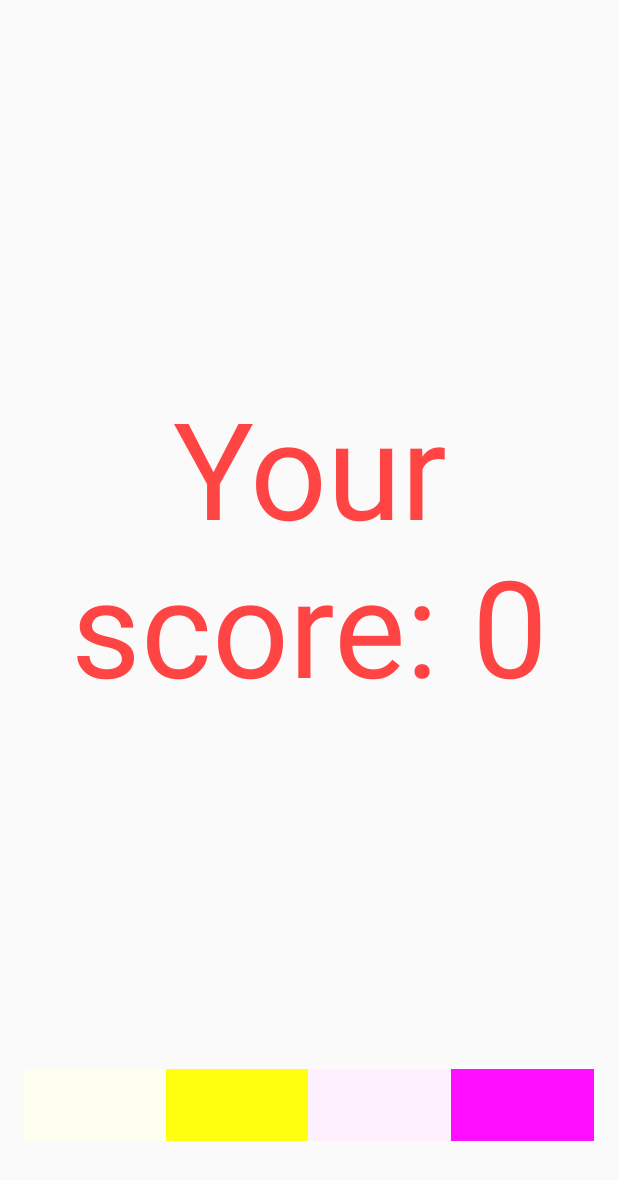
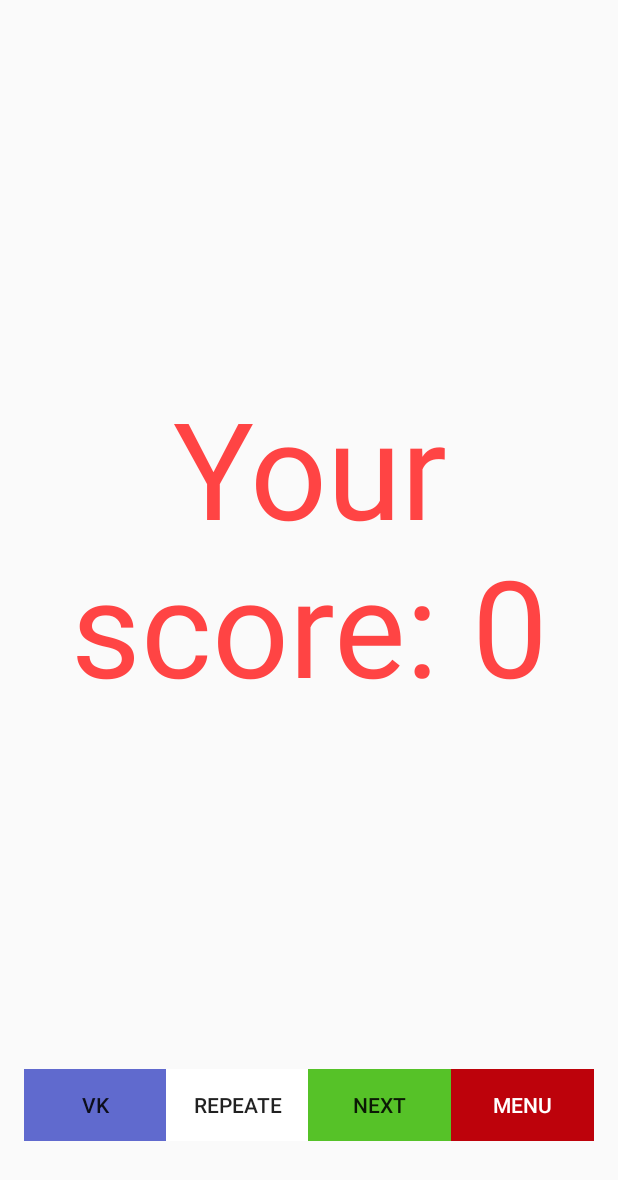
Before and after one commit to Owntage/PlatformerDefence, an Android app: the EndOfLevel screen opened directly, with no data from a screen before it, on a phone screen of 412 x 824 dp. Shown: the top 1180 px of the screen. Run offline under Robolectric (Android 15) with nearby library versions, the phone set to English and light mode, and no system bars.

Commit message:
updates last buttons and fixed one bug

```diff
--- a/app/src/main/java/com/example/owntage/es2/MenuActivity.java
+++ b/app/src/main/java/com/example/owntage/es2/MenuActivity.java
@@ -61,6 +61,7 @@ public class MenuActivity extends Activity {
         }
 
         public void onClick(View v) {
+            finish();
             Intent intent = new Intent(MenuActivity.this, MainActivity.class);
             intent.putExtra("level_number", levelNumber);
             startActivity(intent);
--- a/app/src/main/res/layout/activity_end_of_level.xml
+++ b/app/src/main/res/layout/activity_end_of_level.xml
@@ -49,7 +49,8 @@
                 android:layout_weight="1"
                 android:id="@+id/vk"
                 android:onClick="onClickVK"
-                android:background="#fffff0" />
+                android:background="#606ace"
+                android:text="VK"/>
 
             <Button
                 android:layout_width="wrap_content"
@@ -57,7 +58,8 @@
                 android:layout_weight="1"
                 android:id="@+id/repeate"
                 android:onClick="onClickRepeate"
-                android:background="#ffff0f" />
+                android:background="#ffffff"
+                android:text="Repeate"/>
 
             <Button
                 android:layout_width="wrap_content"
@@ -65,7 +67,8 @@
                 android:layout_weight="1"
                 android:id="@+id/next"
                 android:onClick="onClickNext"
-                android:background="#fff0ff" />
+                android:background="#56c228"
+                android:text="Next"/>
 
             <Button
                 android:layout_width="wrap_content"
@@ -73,7 +76,9 @@
                 android:layout_weight="1"
                 android:id="@+id/menu"
                 android:onClick="onClickMenu"
-                android:background="#ff0fff" />
+                android:background="#bd020b"
+                android:text="Menu"
+                android:textColor="#ffffff" />
         </LinearLayout>
     </LinearLayout>
 </LinearLayout>
```
Also changed, not shown: app/src/main/java/com/example/owntage/es2/EndOfLevel.java (+16 -9 lines), 2 other files.
